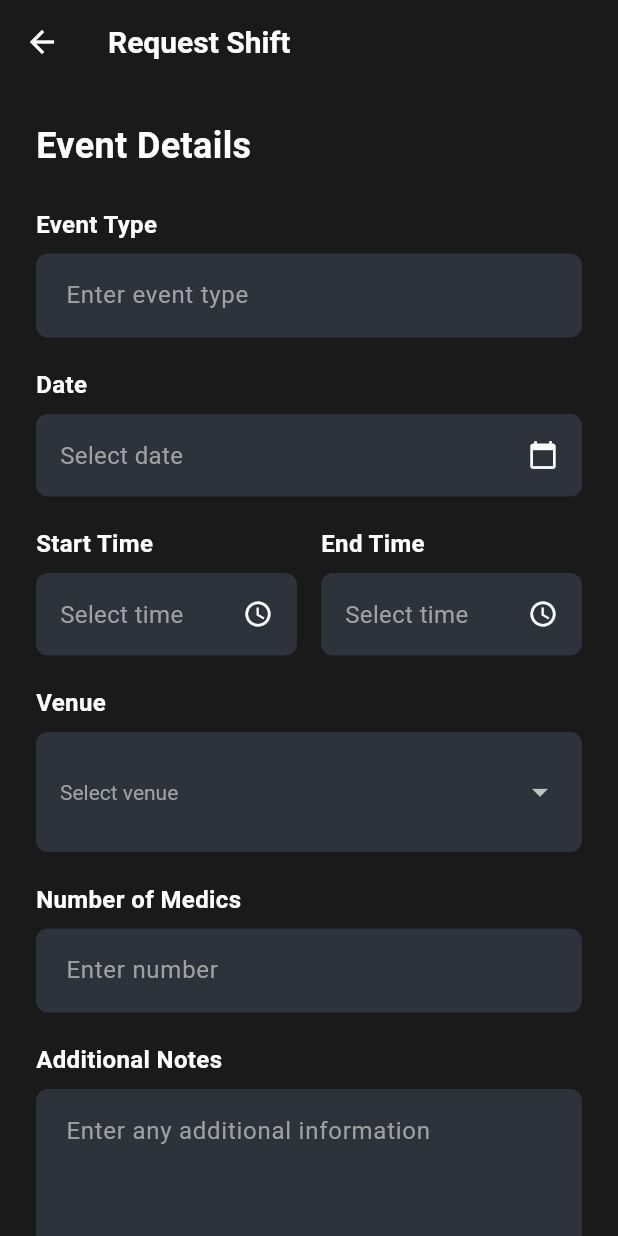
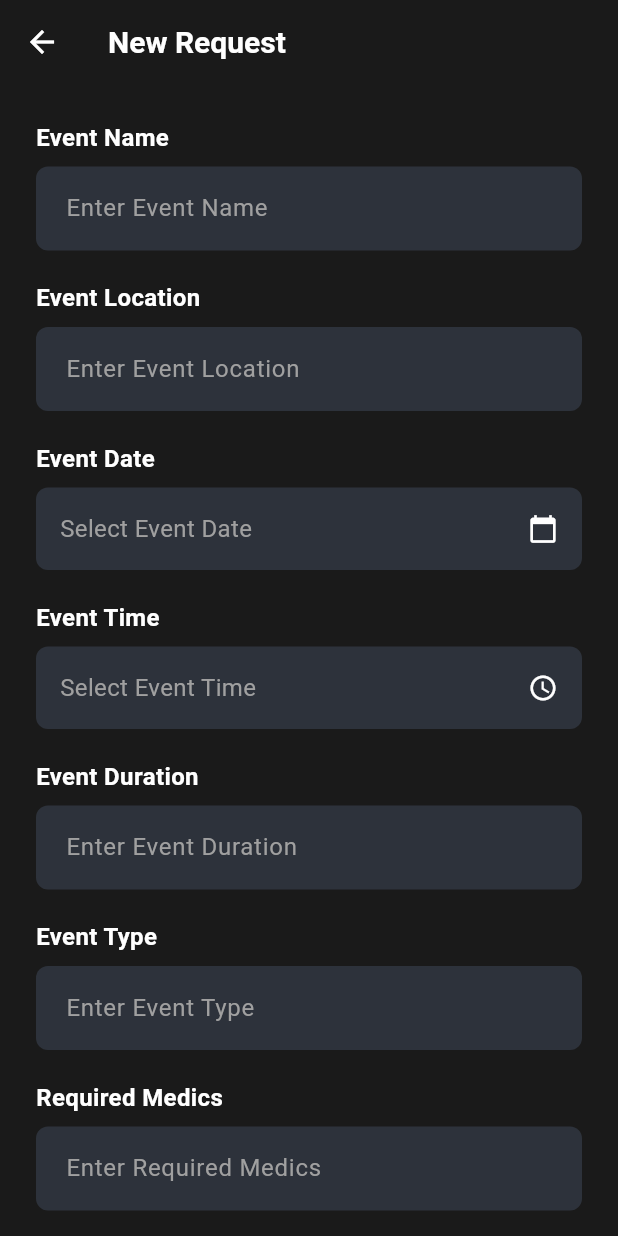
Before and after one commit to Crypto1181/smithems, a Flutter app: the ShiftRequestScreen screen opened by its route, on a phone screen of 412 x 824 dp. Run offline on Flutter 3.47's test engine with Material 3 defaults, Android fonts, the phone set to English and light mode, and no system bars.

Commit message:
Update shift request screen to match 'New Request' design exactly

```diff
--- a/lib/screens/shift_request_screen.dart
+++ b/lib/screens/shift_request_screen.dart
@@ -10,15 +10,25 @@ class ShiftRequestScreen extends StatefulWidget {
 
 class _ShiftRequestScreenState extends State<ShiftRequestScreen> {
   final _formKey = GlobalKey<FormState>();
+  final TextEditingController _eventNameController = TextEditingController();
+  final TextEditingController _eventLocationController = TextEditingController();
   DateTime? _selectedDate;
-  TimeOfDay? _startTime;
-  TimeOfDay? _endTime;
-  String? _selectedVenue;
+  TimeOfDay? _eventTime;
+  final TextEditingController _eventDurationController = TextEditingController();
   final TextEditingController _eventTypeController = TextEditingController();
+  final TextEditingController _requiredMedicsController = TextEditingController();
+  String? _certificationLevel;
+  final TextEditingController _payRateController = TextEditingController();
+  String? _eligibleMedicGroups;
 
   @override
   void dispose() {
+    _eventNameController.dispose();
+    _eventLocationController.dispose();
+    _eventDurationController.dispose();
     _eventTypeController.dispose();
+    _requiredMedicsController.dispose();
+    _payRateController.dispose();
     super.dispose();
   }
 
@@ -31,7 +41,7 @@ class _ShiftRequestScreenState extends State<ShiftRequestScreen> {
           icon: const Icon(Icons.arrow_back),
           onPressed: () => Navigator.pop(context),
         ),
-        title: const Text('Request Shift'),
+        title: const Text('New Request'),
       ),
       body: SafeArea(
         child: SingleChildScrollView(
@@ -41,18 +51,11 @@ class _ShiftRequestScreenState extends State<ShiftRequestScreen> {
             child: Column(
               crossAxisAlignment: CrossAxisAlignment.start,
               children: [
-                const Text(
-                  'Event Details',
-                  style: TextStyle(
-                    color: AppColors.textWhite,
-                    fontSize: 24,
-                    fontWeight: FontWeight.bold,
-                  ),
-                ),
-                const SizedBox(height: 24),
-                _buildTextField('Event Type', 'Enter event type', null),
+                _buildTextField('Event Name', _eventNameController),
                 const SizedBox(height: 20),
-                _buildDateField('Date', _selectedDate, () async {
+                _buildTextField('Event Location', _eventLocationController),
+                const SizedBox(height: 20),
+                _buildDateField('Event Date', _selectedDate, () async {
                   final date = await showDatePicker(
                     context: context,
                     initialDate: DateTime.now(),
@@ -72,10 +75,7 @@ class _ShiftRequestScreenState extends State<ShiftRequestScreen> {
                   }
                 }),
                 const SizedBox(height: 20),
-                Row(
-                  children: [
-                    Expanded(
-                      child: _buildTimeField('Start Time', _startTime, () async {
+                _buildTimeField('Event Time', _eventTime, () async {
                   final time = await showTimePicker(
                     context: context,
                     initialTime: TimeOfDay.now(),
@@ -88,52 +88,57 @@ class _ShiftRequestScreenState extends State<ShiftRequestScreen> {
                   );
                   if (time != null) {
                     setState(() {
-                            _startTime = time;
+                      _eventTime = time;
                     });
                   }
                 }),
-                    ),
-                    const SizedBox(width: 16),
-                    Expanded(
-                      child: _buildTimeField('End Time', _endTime, () async {
-                        final time = await showTimePicker(
-                          context: context,
-                          initialTime: TimeOfDay.now(),
-                          builder: (context, child) {
-                            return Theme(
-                              data: ThemeData.dark(),
-                              child: child!,
-                            );
-                          },
-                        );
-                        if (time != null) {
+                const SizedBox(height: 20),
+                _buildTextField('Event Duration', _eventDurationController),
+                const SizedBox(height: 20),
+                _buildTextField('Event Type', _eventTypeController),
+                const SizedBox(height: 20),
+                _buildTextField('Required Medics', _requiredMedicsController, isNumber: true),
+                const SizedBox(height: 20),
+                _buildDropdownField('Certification Level', _certificationLevel, ['Basic', 'Advanced', 'Paramedic'], (value) {
                   setState(() {
-                            _endTime = time;
-                          });
-                        }
-                      }),
-                    ),
-                  ],
-                ),
-                const SizedBox(height: 20),
-                _buildDropdownField('Venue', _selectedVenue, ['Venue 1', 'Venue 2', 'Venue 3'], (value) {
-                  setState(() {
-                    _selectedVenue = value;
+                    _certificationLevel = value;
                   });
                 }),
                 const SizedBox(height: 20),
-                _buildTextField('Number of Medics', 'Enter number', null, isNumber: true),
+                _buildTextField('Pay Rate', _payRateController, isNumber: true),
                 const SizedBox(height: 20),
-                _buildTextField('Additional Notes', 'Enter any additional information', null, maxLines: 4),
+                _buildDropdownField('Eligible Medic Groups', _eligibleMedicGroups, ['Group A', 'Group B', 'Group C', 'All Groups'], (value) {
+                  setState(() {
+                    _eligibleMedicGroups = value;
+                  });
+                }),
                 const SizedBox(height: 40),
-                SizedBox(
-                  width: double.infinity,
+                Row(
+                  children: [
+                    Expanded(
+                      child: ElevatedButton(
+                        onPressed: () {
+                          Navigator.pop(context);
+                        },
+                        style: ElevatedButton.styleFrom(
+                          backgroundColor: AppColors.darkCardBackground,
+                          foregroundColor: AppColors.textWhite,
+                          padding: const EdgeInsets.symmetric(vertical: 16),
+                          shape: RoundedRectangleBorder(
+                            borderRadius: BorderRadius.circular(8),
+                          ),
+                        ),
+                        child: const Text('Cancel'),
+                      ),
+                    ),
+                    const SizedBox(width: 12),
+                    Expanded(
                       child: ElevatedButton(
                         onPressed: () {
                           if (_formKey.currentState!.validate()) {
                             ScaffoldMessenger.of(context).showSnackBar(
                               const SnackBar(
-                            content: Text('Shift request submitted successfully!'),
+                                content: Text('Request published successfully!'),
                                 backgroundColor: AppColors.accentGreen,
                               ),
                             );
@@ -148,8 +153,10 @@ class _ShiftRequestScreenState extends State<ShiftRequestScreen> {
                             borderRadius: BorderRadius.circular(8),
                           ),
                         ),
-                    child: const Text('Submit Request'),
+                        child: const Text('Publish'),
                       ),
+                    ),
+                  ],
                 ),
               ],
             ),
@@ -159,7 +166,7 @@ class _ShiftRequestScreenState extends State<ShiftRequestScreen> {
     );
   }
 
-  Widget _buildTextField(String label, String hint, Function(String?)? onChanged, {bool isNumber = false, int maxLines = 1}) {
+  Widget _buildTextField(String label, TextEditingController controller, {bool isNumber = false}) {
     return Column(
       crossAxisAlignment: CrossAxisAlignment.start,
       children: [
@@ -173,14 +180,13 @@ class _ShiftRequestScreenState extends State<ShiftRequestScreen> {
         ),
         const SizedBox(height: 8),
         TextFormField(
+          controller: controller,
           decoration: InputDecoration(
-            hintText: hint,
+            hintText: 'Enter $label',
             hintStyle: const TextStyle(color: AppColors.textLightGray),
           ),
           style: const TextStyle(color: AppColors.textWhite),
           keyboardType: isNumber ? TextInputType.number : TextInputType.text,
-          maxLines: maxLines,
-          onChanged: onChanged,
           validator: (value) {
             if (value == null || value.isEmpty) {
               return 'Please enter $label';
@@ -219,7 +225,7 @@ class _ShiftRequestScreenState extends State<ShiftRequestScreen> {
                 Text(
                   date != null
                       ? '${date.month}/${date.day}/${date.year}'
-                      : 'Select date',
+                      : 'Select Event Date',
                   style: TextStyle(
                     color: date != null ? AppColors.textWhite : AppColors.textLightGray,
                     fontSize: 16,
@@ -265,7 +271,7 @@ class _ShiftRequestScreenState extends State<ShiftRequestScreen> {
                 Text(
                   time != null
                       ? '${time.hour.toString().padLeft(2, '0')}:${time.minute.toString().padLeft(2, '0')}'
-                      : 'Select time',
+                      : 'Select Event Time',
                   style: TextStyle(
                     color: time != null ? AppColors.textWhite : AppColors.textLightGray,
                     fontSize: 16,
@@ -308,10 +314,12 @@ class _ShiftRequestScreenState extends State<ShiftRequestScreen> {
             isExpanded: true,
             underline: Container(),
             dropdownColor: AppColors.darkCardBackground,
-            style: const TextStyle(color: AppColors.textWhite),
-            hint: const Text(
-              'Select venue',
-              style: TextStyle(color: AppColors.textLightGray),
+            style: TextStyle(
+              color: value != null ? AppColors.textWhite : AppColors.textLightGray,
+            ),
+            hint: Text(
+              'Select $label',
+              style: const TextStyle(color: AppColors.textLightGray),
             ),
             items: items.map((String item) {
               return DropdownMenuItem<String>(
```
Lines whose indentation alone changed are shown as unchanged.
